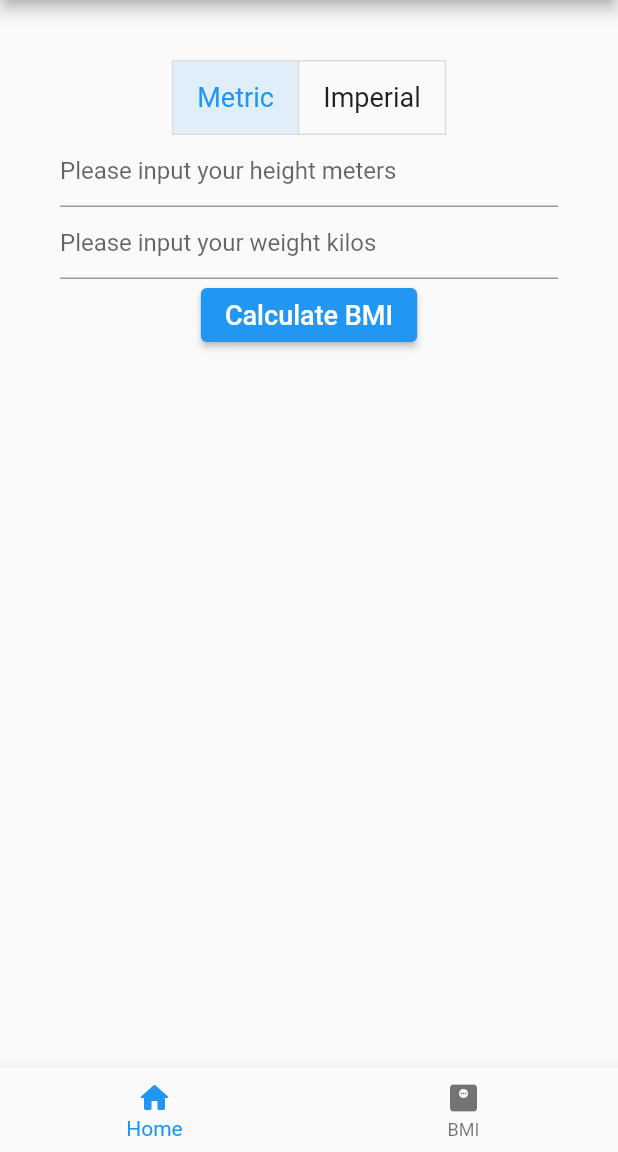
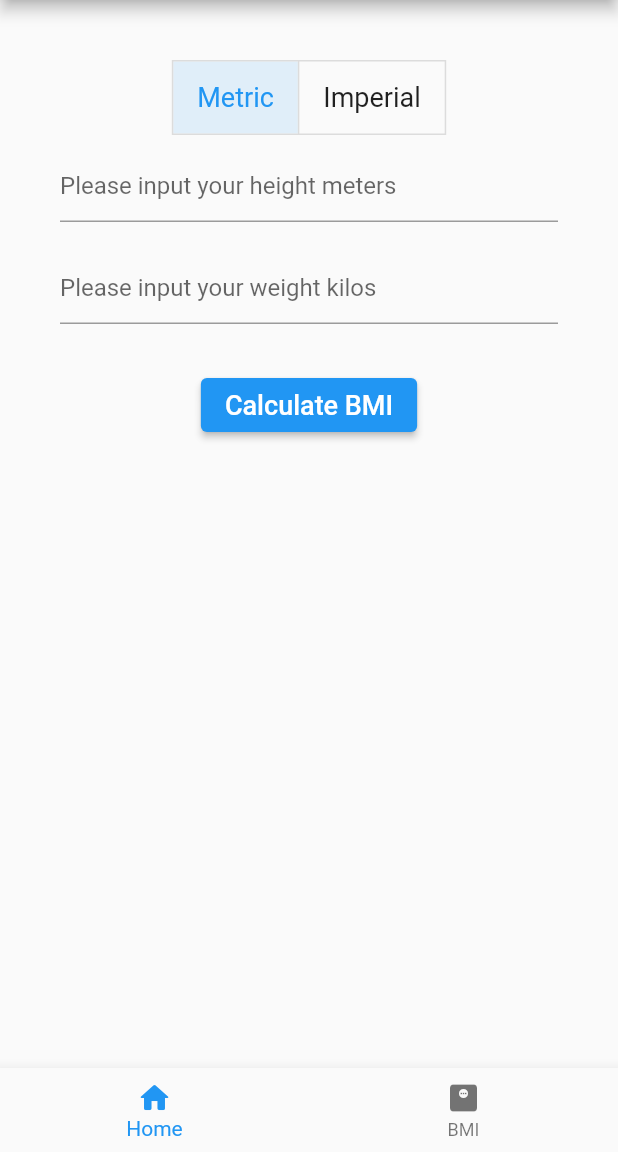
Before and after one commit to samilaxy/flutter_starter, a Flutter app: the BmiScreen screen opened by its route, on a phone screen of 412 x 824 dp, the part 84-1236 px from its top. Run offline on Flutter 3.47's test engine with Material 2 defaults, Android fonts, the phone set to English and light mode, and no system bars.

Commit message:
Update bmi_screen.dart

```diff
--- a/lib/screens/bmi_screen.dart
+++ b/lib/screens/bmi_screen.dart
@@ -49,7 +49,8 @@ class _BmiScreenState extends State<BmiScreen> {
               children: [
                 ToggleButtons(children: [
                   Padding(
-                      padding: EdgeInsets.symmetric(horizontal: 16),
+                      padding:
+                          EdgeInsets.symmetric(horizontal: 16, vertical: 10),
                       child:
                           Text('Metric', style: TextStyle(fontSize: fontSize))),
                   Padding(
@@ -57,22 +58,29 @@ class _BmiScreenState extends State<BmiScreen> {
                       child: Text('Imperial',
                           style: TextStyle(fontSize: fontSize)))
                 ], isSelected: isSelected, onPressed: toggleMeasure),
-                TextField(
+                Padding(
+                  padding: EdgeInsets.symmetric(vertical: 10),
+                  child: TextField(
                     controller: txtHeight,
                     keyboardType: TextInputType.number,
-                  decoration: InputDecoration(
-                      hintText:
-                          validate ? 'Value Can\'t Be Empty' : heightMessage),
-                  //   errorText: validate ? 'Value Can\'t Be Empty' : null
+                    decoration: InputDecoration(hintText: heightMessage),
+                    // errorText: validate ? 'Value Can\'t Be Empty' : null
                   ),
-                TextField(
+                ),
+                Padding(
+                  padding: EdgeInsets.symmetric(vertical: 10),
+                  child: TextField(
                       controller: txtWeight,
                       keyboardType: TextInputType.number,
                       decoration: InputDecoration(hintText: weightMessage)),
-                ElevatedButton(
+                ),
+                Padding(
+                  padding: EdgeInsets.symmetric(vertical: 20),
+                  child: ElevatedButton(
                       onPressed: findBMI,
                       child: Text('Calculate BMI',
                           style: TextStyle(fontSize: fontSize))),
+                ),
                 Text(result, style: TextStyle(fontSize: fontSize))
               ],
             ),
```
Lines whose indentation alone changed are shown as unchanged.
